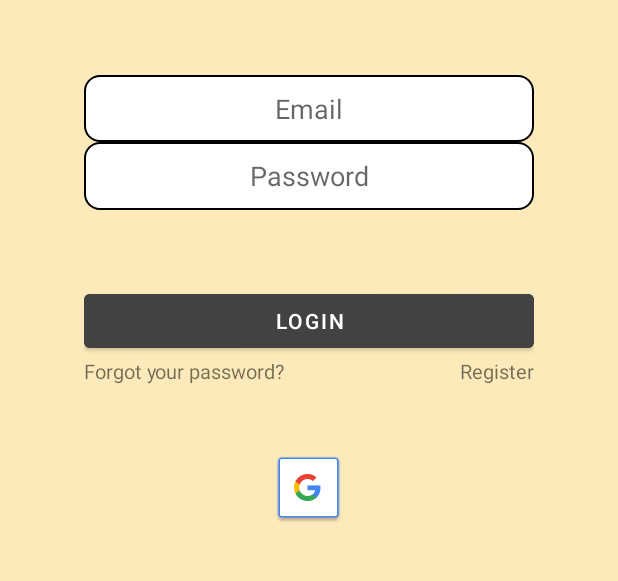
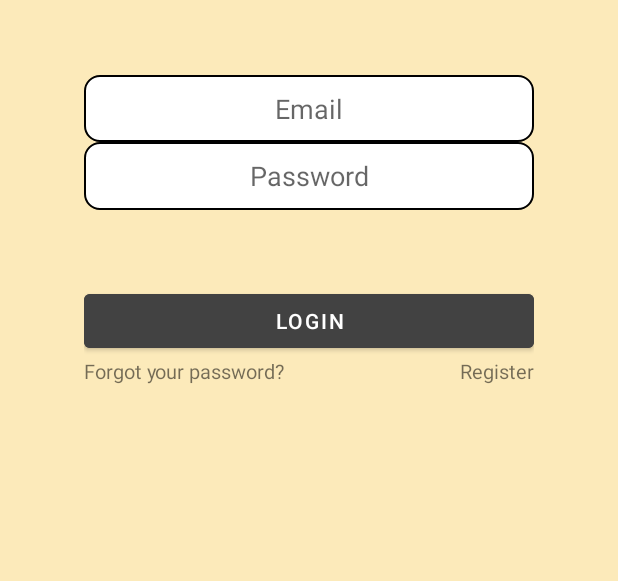
Before and after one commit to serujin/GoodFood, an Android app: the screen it shows after launch (LoginActivity), on a phone screen of 412 x 824 dp, the part 360-941 px from its top. Run offline under Robolectric (Android 15) with nearby library versions, the phone set to English and light mode, and no system bars; our stand-ins replace Firebase (no records; nobody signed in at launch, a user with empty details on screens opened directly).

Commit message:
Deleted progress bar

```diff
--- a/GoodFood/app/src/main/java/com/android/serujilituni/goodfood/activities/login/LoginActivity.java
+++ b/GoodFood/app/src/main/java/com/android/serujilituni/goodfood/activities/login/LoginActivity.java
@@ -13,8 +13,6 @@ import com.android.serujilituni.goodfood.store.AppCache;
 import com.android.serujilituni.goodfood.store.DBManager;
 
 public class LoginActivity extends AppCompatActivity {
-
-    private LocationManager lm;
 
     @Override
     protected void onCreate(Bundle savedInstanceState) {
--- a/GoodFood/app/src/main/java/com/android/serujilituni/goodfood/activities/login/LoginController.java
+++ b/GoodFood/app/src/main/java/com/android/serujilituni/goodfood/activities/login/LoginController.java
@@ -1,5 +1,7 @@
 package com.android.serujilituni.goodfood.activities.login;
 
+import android.os.Handler;
+import android.os.Looper;
 import android.view.View;
 import android.widget.Button;
 import android.widget.EditText;
@@ -18,13 +20,11 @@ public class LoginController {
     private TextView[] tvs;
     private EditText[] ets;
     private Button loginBtn;
-    private ProgressBar pb;
 
     public LoginController(TextView[] tvs, EditText[] ets, Button loginBtn, ProgressBar pb) {
         this.tvs = tvs;
         this.ets = ets;
         this.loginBtn = loginBtn;
-        this.pb = pb;
         initComponents();
     }
 
@@ -52,11 +52,15 @@ public class LoginController {
         String email = Utils.getStringFromEditText(this.ets[Constants.LOGIN_EMAIL_ET_INDEX]).trim();
         String password = Utils.getStringFromEditText(this.ets[Constants.LOGIN_PASSWORD_ET_INDEX]).trim();
         if(validateUserData(email, password)) {
-            pb.setVisibility(View.VISIBLE);
-            CredentialsManager.login(email, password);
-            pb.setVisibility(View.GONE);
+            new Handler(Looper.getMainLooper()).postDelayed(new Runnable() {
+                @Override
+                public void run() {
+                    CredentialsManager.login(email, password);
+                }
+            }, 500);
         }
     }
+
 
     private boolean validateUserData(String email, String password) {
         int validationState = Utils.validateLogin(email, password);
--- a/GoodFood/app/src/main/res/layout/activity_login.xml
+++ b/GoodFood/app/src/main/res/layout/activity_login.xml
@@ -1,5 +1,6 @@
 <?xml version="1.0" encoding="utf-8"?>
-<androidx.constraintlayout.widget.ConstraintLayout xmlns:android="http://schemas.android.com/apk/res/android"
+<androidx.constraintlayout.widget.ConstraintLayout
+    xmlns:android="http://schemas.android.com/apk/res/android"
     xmlns:app="http://schemas.android.com/apk/res-auto"
     xmlns:tools="http://schemas.android.com/tools"
     android:layout_width="match_parent"
@@ -7,8 +8,6 @@
     tools:context=".activities.login.LoginActivity"
     android:background="#FCEABA"
     >
-
-
 
     <LinearLayout
         android:id="@+id/main"
@@ -35,6 +34,7 @@
                 android:layout_height="wrap_content"
                 android:contentDescription="@string/app_logo_desc"
                 android:src="@drawable/goodfoodlogo" />
+
         </LinearLayout>
 
         <Space
@@ -119,36 +119,6 @@
 
         </LinearLayout>
 
-        <Space
-            android:layout_width="match_parent"
-            android:layout_height="10dp" />
-
-        <LinearLayout
-            android:id="@+id/google_layout"
-            android:layout_width="50dp"
-            android:layout_height="50dp"
-            android:orientation="horizontal">
-
-            <ImageButton
-                android:id="@+id/google_login"
-                android:layout_width="0dp"
-                android:layout_height="50dp"
-                android:layout_weight="1"
-                android:contentDescription="@string/google_login"
-                android:src="@drawable/common_google_signin_btn_icon_dark" />
-        </LinearLayout>
-
     </LinearLayout>
-    <ProgressBar
-        android:id="@+id/progress_bar"
-        style="?android:attr/progressBarStyleLarge"
-        android:visibility="gone"
-        android:layout_width="wrap_content"
-        android:layout_height="wrap_content"
-        app:layout_constraintTop_toTopOf="parent"
-        app:layout_constraintBottom_toBottomOf="parent"
-        app:layout_constraintLeft_toLeftOf="parent"
-        app:layout_constraintRight_toRightOf="parent"
-        app:layout_constraintTop_toBottomOf="@+id/main" />
 
 </androidx.constraintlayout.widget.ConstraintLayout>
```
